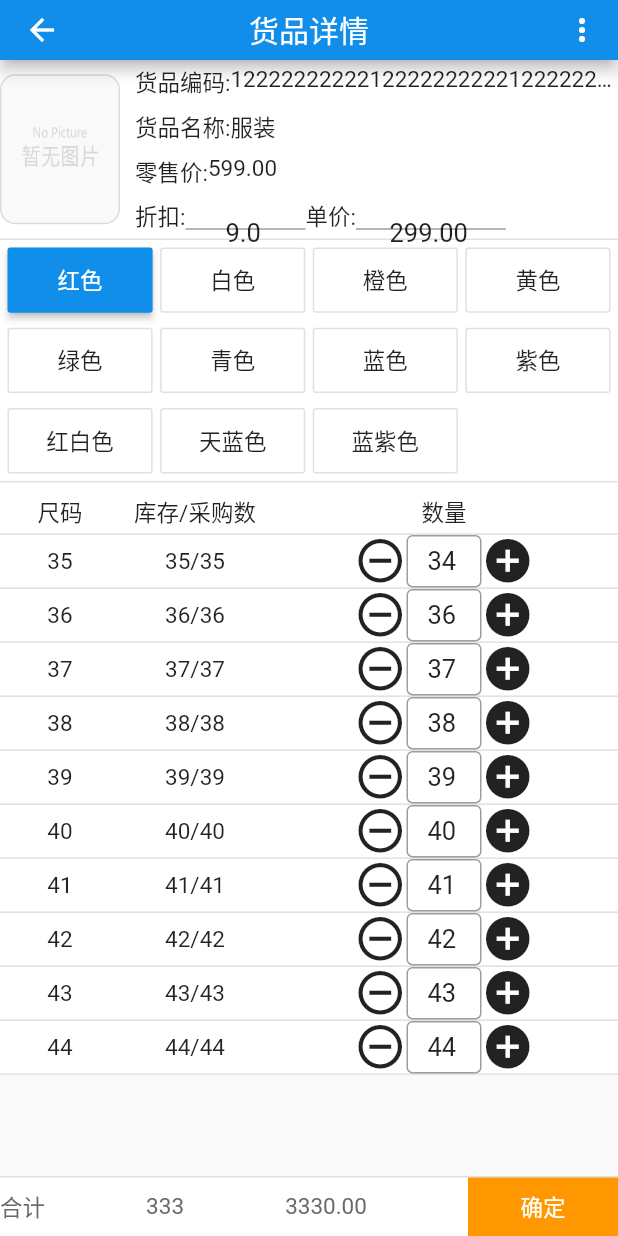
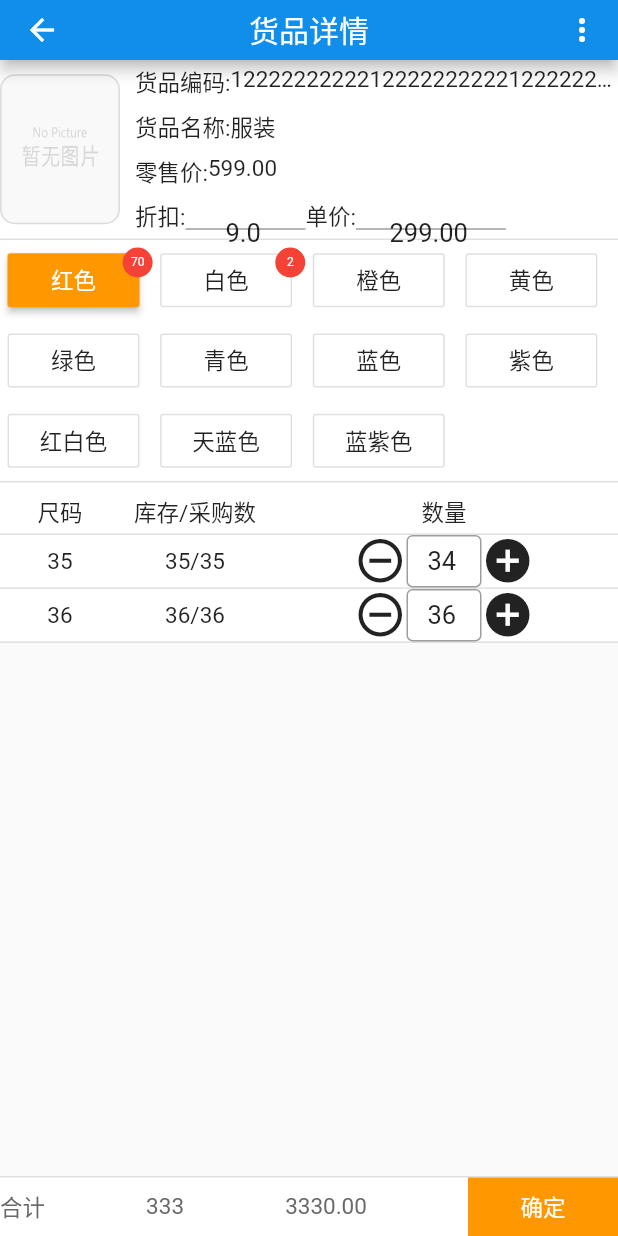
Before and after one commit to chenjuyu/my_app, a Flutter app: the GoodsDetail screen opened directly, after a tap on the "remove circle outline" icon, on a phone screen of 412 x 824 dp. Run offline on Flutter 3.47's test engine with Material 2 defaults, Android fonts, the phone set to English and light mode, and no system bars; our stand-ins replace device_info, dio, flutter_easyrefresh, fluttertoast, image_picker, platform and 2 more; missing offline and left inert: back_button_interceptor, color_dart, cool_ui, flustars, flutter_cupertino_date_picker, flutter_qr_reader and 1 more; accounts and stored records are empty.

Commit message:
dio.post提交中文 乱码,重新修改 GoodsDetail界面的关联属性

```diff
--- a/lib/GoodsDetail.dart
+++ b/lib/GoodsDetail.dart
@@ -1,3 +1,7 @@
+
+
+
+import 'dart:convert';
 
 import 'package:flutter/cupertino.dart';
 import 'package:flutter/material.dart';
@@ -16,34 +20,31 @@ class GoodsDetail extends StatefulWidget  {
 
 //list List
   List formList = [
-    {
-      "title": "红色",
-      "type": 0,
-    },
-    {"title": "白色", "type": 1},
-    {"title": "橙色", "type": 2},
-    {"title": "黄色", "type": 3},
-    {"title": "绿色", "type": 4},
-    {"title": "青色", "type": 5},
-    {"title": "蓝色", "type": 6},
-    {"title": "紫色", "type": 7},
-    {"title": "红白色", "type": 8},
-    {"title": "天蓝色", "type": 9},
-    {"title": "蓝紫色", "type": 10},
+    {'GoodsID':'OOAC','ColorID':'00A',"title": "红色","type": 0,'tipqty':1},
+    {'GoodsID':'OOAC','ColorID':'00B',"title": "白色", "type": 1,'tipqty':2},
+    {'GoodsID':'OOAC','ColorID':'00C',"title": "橙色", "type": 2,'tipqty':0},
+    {'GoodsID':'OOAC','ColorID':'00D',"title": "黄色", "type": 3,'tipqty':0},
+    {'GoodsID':'OOAC','ColorID':'00E',"title": "绿色", "type": 4,'tipqty':0},
+    {'GoodsID':'OOAC','ColorID':'00F',"title": "青色", "type": 5,'tipqty':0},
+    {'GoodsID':'OOAC','ColorID':'00G',"title": "蓝色", "type": 6,'tipqty':0},
+    {'GoodsID':'OOAC','ColorID':'00H',"title": "紫色", "type": 7,'tipqty':0},
+    {'GoodsID':'OOAC','ColorID':'00I',"title": "红白色", "type": 8,'tipqty':0},
+    {'GoodsID':'OOAC','ColorID':'00J',"title": "天蓝色", "type": 9,'tipqty':0},
+    {'GoodsID':'OOAC','ColorID':'00K',"title": "蓝紫色", "type": 10,'tipqty':0},
   ];
 
   //List
   List sizeList = [
-    {'SizeID': 'OOA', 'Size': '35', 'stockQty': '35', 'Qty': 35},
-    {'SizeID': 'OOB', 'Size': '36', 'stockQty': '36', 'Qty': 36},
-    {'SizeID': 'OOC', 'Size': '37', 'stockQty': '37', 'Qty': 37},
-    {'SizeID': 'OOD', 'Size': '38', 'stockQty': '38', 'Qty': 38},
-    {'SizeID': 'OOE', 'Size': '39', 'stockQty': '39', 'Qty': 39},
-    {'SizeID': 'OOE', 'Size': '40', 'stockQty': '40', 'Qty': 40},
-    {'SizeID': 'OOE', 'Size': '41', 'stockQty': '41', 'Qty': 41},
-    {'SizeID': 'OOE', 'Size': '42', 'stockQty': '42', 'Qty': 42},
-    {'SizeID': 'OOE', 'Size': '43', 'stockQty': '43', 'Qty': 43},
-    {'SizeID': 'OOE', 'Size': '44', 'stockQty': '44', 'Qty': 44}
+    {'GoodsID':'OOAC','ColorID':'00A','SizeID': 'OOA', 'Size': '35', 'stockQty': '35', 'Qty': 35},
+    {'GoodsID':'OOAC','ColorID':'00A','SizeID': 'OOB', 'Size': '36', 'stockQty': '36', 'Qty': 36},
+    {'GoodsID':'OOAC','ColorID':'00B','SizeID': 'OOC', 'Size': '37', 'stockQty': '37', 'Qty': 37},
+    {'GoodsID':'OOAC','ColorID':'00B','SizeID': 'OOD', 'Size': '38', 'stockQty': '38', 'Qty': 38},
+    {'GoodsID':'OOAC','ColorID':'00C','SizeID': 'OOE', 'Size': '39', 'stockQty': '39', 'Qty': 39},
+    {'GoodsID':'OOAC','ColorID':'00C','SizeID': 'OOE', 'Size': '40', 'stockQty': '40', 'Qty': 40},
+    {'GoodsID':'OOAC','ColorID':'00D','SizeID': 'OOE', 'Size': '41', 'stockQty': '41', 'Qty': 41},
+    {'GoodsID':'OOAC','ColorID':'00E','SizeID': 'OOE', 'Size': '42', 'stockQty': '42', 'Qty': 42},
+    {'GoodsID':'OOAC','ColorID':'00F','SizeID': 'OOE', 'Size': '43', 'stockQty': '43', 'Qty': 43},
+    {'GoodsID':'OOAC','ColorID':'00G','SizeID': 'OOE', 'Size': '44', 'stockQty': '44', 'Qty': 44}
   ];
 
   GoodsDetail({Key key, this.goods}) : super(key: key);
@@ -61,8 +62,10 @@ class GoodsDetailState extends State<GoodsDetail> with AutomaticKeepAliveClientM
   @override
   bool get wantKeepAlive=>true;
 
-  List listt = []; //接收尺码列表变量的
+  List listt = []; //接收尺码列表变量的 总的数量
+  List choseList=[];
   List colorList = []; //接收颜色列表变量
+  int groupValue = 0; //这里表示显示当前第几条数据
   var textEditingControllers = <TextEditingController>[];
   var listTF = <TextField>[];
   List<Widget> slist = []; //存储尺码列表控件
@@ -72,44 +75,17 @@ class GoodsDetailState extends State<GoodsDetail> with AutomaticKeepAliveClientM
 
   @override
   void initState() {
-    // TODO: implement initState
+    super.initState();
     listt = widget.sizeList; //接收
     colorList = widget.formList;
-    for (var i = 0; i < listt.length; i++) {
-      print('第个i:' + listt[i].toString());
-      TextEditingController controller =
-          TextEditingController.fromValue(TextEditingValue(
-        text: (listt[i]['Qty']).toString(),
-        // 保持光标在最后
-        selection: TextSelection.fromPosition(TextPosition(
-            affinity: TextAffinity.downstream,
-            offset: (listt[i]['Qty']).toString().length)),
-      ));
 
-      var tf = TextField(
-          textAlign: TextAlign.center,
-          controller: controller,
-          //sizemap.key 获取键位看看行不行
-          keyboardType: TextInputType.number,
-          textDirection: TextDirection.ltr,
-          onChanged: (val) {
-            print('进入方法了');
-            txtChanged(val, i);
-          },
-          decoration: (const InputDecoration(
-            border: OutlineInputBorder(
-              borderSide: BorderSide(width: 1.0, color: Colors.black12),
-            ),
-            contentPadding: const EdgeInsets.symmetric(vertical: 4.0),
-          )));
-      listTF.add(tf);
-      //  textEditingControllers.add(i,controller);
+    if(listt.length>0){
+     var datas= listt.where((item)=>item['ColorID']==colorList[groupValue]['ColorID']);
+     choseList =datas.toList();
+    }
 
-      slist.add(size(i, listt[i]));
-    }
-    //
+    updateWidget();//更新界面
 
-    super.initState();
   }
 
   @override
@@ -187,38 +163,111 @@ class GoodsDetailState extends State<GoodsDetail> with AutomaticKeepAliveClientM
     );
   }
 
-  //  int groupValue=1;
-  int groupValue = 0;
+
+
 
   void updateGroupValue(int v) {
     setState(() {
       groupValue = v;
+      var testWhere = listt.where((item)=>item['ColorID']==colorList[groupValue]['ColorID']);
+      print('testWhere数据：${testWhere}');
+      print('testWhere数据：${testWhere.length}');
+      choseList =testWhere.toList();//(jsonDecode(testWhere.toString()) as List).cast();
+      print('choseList数据：${choseList}');
+      updateWidget();
     });
   }
 
-  Widget listitem(context, value) {
+  void updateWidget(){
+    //重新添加组件
+    slist.clear();
+    for (var i = 0; i < choseList.length; i++) {
+      print('第个i:' + choseList[i].toString());
+      TextEditingController controller =
+      TextEditingController.fromValue(TextEditingValue(
+        text: (choseList[i]['Qty']).toString(),
+        // 保持光标在最后
+        selection: TextSelection.fromPosition(TextPosition(
+            affinity: TextAffinity.downstream,
+            offset: (choseList[i]['Qty']).toString().length)),
+      ));
+
+      var tf = TextField(
+          textAlign: TextAlign.center,
+          controller: controller,
+          //sizemap.key 获取键位看看行不行
+          keyboardType: TextInputType.number,
+          textDirection: TextDirection.ltr,
+          onChanged: (val) {
+            print('进入方法了');
+            txtChanged(val, i);
+          },
+          decoration: (const InputDecoration(
+            border: OutlineInputBorder(
+              borderSide: BorderSide(width: 1.0, color: Colors.black12),
+            ),
+            contentPadding: const EdgeInsets.symmetric(vertical: 4.0),
+          )));
+      listTF.add(tf);
+      //  textEditingControllers.add(i,controller);
+
+      slist.add(size(i, choseList[i]));
+    }
+  }
+
+  Widget listitem(context, index,value) {
     var deviceSize = MediaQuery.of(context).size;
     print(value['type']);
-    return groupValue == value['type']
-        ? RaisedButton(
-            color: hexToColor('#108ee9'), //Colors.black,
+    print('提示数量：${value['tipqty']}');
+    return groupValue == index
+        ? Stack(
+          children: <Widget>[
+
+            RaisedButton(
+              color: Colors.orange, //Colors.black,
               onPressed: () {
                 print('切换${value}');
-              updateGroupValue(value['type']);
+                updateGroupValue(index);
               },
               child: Text(
                 value['title'],
                 style: TextStyle(color: Colors.white),
                 overflow: TextOverflow.ellipsis,
               ),
+            ),
+            Positioned(
+              right: 0,
+              top: 0,
+              child: (value['tipqty'] !=0 && value['tipqty'] !=null) ?
+                Container(width: 20.0,height: 20,alignment: Alignment.center,
+                decoration: BoxDecoration(color: Colors.red,border: Border.all(width: 1.0,color: Colors.red),
+                borderRadius: BorderRadius.all(Radius.circular(10.0))), child:Text('${value['tipqty']}',style
+                : TextStyle(color: Colors.white,fontSize: 8.0),) ,):Text(''),
+            ),
+          ],
+
         )
-        : OutlineButton(
+        : Stack(
+           children: <Widget>[
+             OutlineButton(
                onPressed: () {
                  print('切换${value}');
-              updateGroupValue(value['type']);
+                 updateGroupValue(index);
                },
                child: Text(value['title'], overflow: TextOverflow.ellipsis),
+             ),
+             Positioned(
+               right: 0,
+               top: 0,
+               child: (value['tipqty'] !=0 && value['tipqty'] !=null) ?
+               Container(width: 20.0,height: 20,alignment: Alignment.center,
+                 decoration: BoxDecoration(color: Colors.red,border: Border.all(width: 1.0,color: Colors.red),
+                     borderRadius: BorderRadius.all(Radius.circular(10.0))), child:Text('${value['tipqty']}',style
+                     : TextStyle(color: Colors.white,fontSize: 8.0),) ,):Text(''),
+             ),
+           ],
           );
+
   } //这里是代码的关键比较 当value和groupValue一致的时候则选中 设置选中样式和没选中样式
 
   TextEditingController discountRate = TextEditingController(text: '9.0');
@@ -383,8 +432,8 @@ class GoodsDetailState extends State<GoodsDetail> with AutomaticKeepAliveClientM
           //宽高比
           childAspectRatio: 1 / 0.45,
           shrinkWrap: true,
-          children: colorList.map((value) {
-            return listitem(context, value);
+          children: colorList.asMap().keys.map((index){
+            return listitem(context, index,colorList[index]);
           }).toList(),
         ),
       ),
@@ -604,15 +653,26 @@ class GoodsDetailState extends State<GoodsDetail> with AutomaticKeepAliveClientM
     print('Qty的值：${Qty}');
     print('i的值：${i}');
     if (int.parse(Qty) > 0) {
+      setState(() {
       if (Type == 'jian') {
-        setState(() {
           listt[i]['Qty'] = listt[i]['Qty'] - 1;
+
+      } else if (Type == 'add') {
+          listt[i]['Qty'] = listt[i]['Qty'] + 1;
+      }
+      //最后合计
+      int totalQty=0;
+      listt.forEach((v){
+
+        if(v['GoodsID']==colorList[groupValue]['GoodsID'] && v['ColorID']==colorList[groupValue]['ColorID']){
+          totalQty =totalQty+v['Qty'];
+        }
+
       });
-      } else if (Type == 'add') {
-        setState(() {
-          listt[i]['Qty'] = listt[i]['Qty'] + 1;
+
+      colorList[groupValue]['tipqty']=totalQty;
+
       });
-      }
       listTF[i].controller.text = listt[i]['Qty'].toString();
       print('sizeList的变化:${listt.toString()}');
       print('aa的值：${listt[i]['Qty']}');
--- a/lib/baseRadioList.dart
+++ b/lib/baseRadioList.dart
@@ -114,6 +114,11 @@ class _BaseRadioListState extends State<BaseRadioList> {
   }
 
   void _getData() async{
+  String cartString ='[]';
+
+  List cartList=(jsonDecode(cartString) as List).cast(); //字符转列表
+  String aa= jsonEncode(cartList).toString(); //再转成string
+
 
     var map={'currPage':_page,'param':''};
     await Request().post('/select.do?getGoods', map).then((val){
--- a/lib/main.dart
+++ b/lib/main.dart
@@ -13,6 +13,7 @@ import 'package:flutter/material.dart';
 import 'package:flutter/rendering.dart';
 import 'package:flutter/services.dart';
 import 'package:fluttertoast/fluttertoast.dart';
+import 'package:my_app/GoodsDetail.dart';
 import 'package:my_app/MainPage.dart';
 import 'package:my_app/baseRadioList.dart';
 import 'package:platform/platform.dart' as prefix0;
@@ -90,8 +91,8 @@ class MyApp extends StatelessWidget {
                           tooltip: '扫描',
                           onPressed: () { //Navigator 要找到一个不是父wdiget不是MaterialApp 的上下文所在要Builder
                             //   NavigatorUtil.intentToPage(context, new SearchPage(), pageName: "SearchPage");
-                          //ScanViewDemo()  EasyRefreshDemo() CounterTest() salesAnalysis()
-                            Navigator.push(context, MaterialPageRoute(builder: (context) => BaseCheckList() )).then((val){
+                          //ScanViewDemo()  EasyRefreshDemo() CounterTest() salesAnalysis() BaseCheckList()
+                            Navigator.push(context, MaterialPageRoute(builder: (context) => GoodsDetail())).then((val){
                               print('打印扫描结果${val}');
                             });
                        /* showDialog(
--- a/lib/utils/Request.dart
+++ b/lib/utils/Request.dart
@@ -24,7 +24,7 @@ class Request {
 
  Future post(String path,Map<String,dynamic> map) async{
    SharedPreferences pref =await SharedPreferences.getInstance(); //application/json;charset=UTF-8
-   Options options =Options(method: 'POST',contentType:Headers.formUrlEncodedContentType,headers: {'Cookie':(pref.getString('cookie')!=null && pref.getString('cookie') !='')?pref.getString('cookie'):''});
+   Options options =Options(headers: {'Content-Type':'application/json;charset=UTF-8','Cookie':(pref.getString('cookie')!=null && pref.getString('cookie') !='')?pref.getString('cookie'):''});
   try {
 
     Response res = await dio.post(
--- a/pubspec.yaml
+++ b/pubspec.yaml
@@ -47,6 +47,8 @@ dependencies:
   cool_ui: ^0.2.2 # popmenu 类似汽泡菜单 键盘弹出输入框类型，toast类似微信的提示框
   flutter_cupertino_date_picker: ^1.0.12 #日期选择下拉选择的 参考例子 https://www.cnblogs.com/yiweiyihang/p/11549204.html
   city_pickers: ^0.1.28   # 城市选择
+  sqflite: ^1.1.7+3 #数据库操作 本地持久化
+  flutter_html: ^0.11.0 #商品详情页 商品描述使用
 dev_dependencies:
   flutter_test:
     sdk: flutter
```
Also changed, not shown: pubspec.lock. Lines whose indentation alone changed are shown as unchanged.
